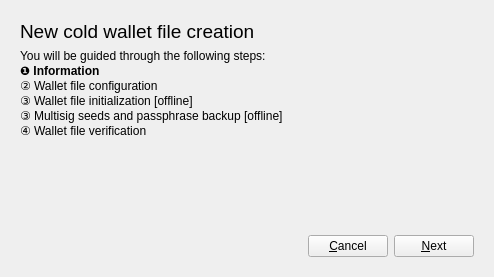
This is widgets/createwalletwizard.ui in joshirio/iota-cooler as Qt 5 draws it before an edit. The edited form follows.
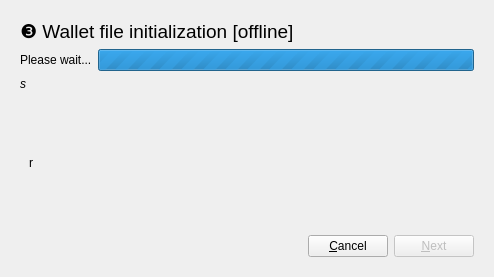
This is the edited form. The open tabs and pages were chosen to show the change.

Commit message: wallet offline init complete

The edit to the form file:
```diff
--- a/widgets/createwalletwizard.ui
+++ b/widgets/createwalletwizard.ui
@@ -367,6 +367,114 @@
        </item>
       </layout>
      </widget>
+     <widget class="QWidget" name="page_5">
+      <layout class="QVBoxLayout" name="verticalLayout_6">
+       <item>
+        <widget class="QLabel" name="label_11">
+         <property name="text">
+          <string>&lt;html&gt;&lt;head/&gt;&lt;body&gt;&lt;p&gt;&lt;span style=&quot; font-size:14pt;&quot;&gt;&amp;#10104; Wallet file initialization [offline]&lt;/span&gt;&lt;/p&gt;&lt;/body&gt;&lt;/html&gt;</string>
+         </property>
+        </widget>
+       </item>
+       <item>
+        <layout class="QHBoxLayout" name="horizontalLayout_6">
+         <item>
+          <widget class="QLabel" name="wInitProgressWaitLabel">
+           <property name="text">
+            <string>Please wait...</string>
+           </property>
+          </widget>
+         </item>
+         <item>
+          <widget class="QProgressBar" name="wInitProgressBar">
+           <property name="maximum">
+            <number>0</number>
+           </property>
+           <property name="value">
+            <number>-1</number>
+           </property>
+          </widget>
+         </item>
+        </layout>
+       </item>
+       <item>
+        <widget class="QLabel" name="wInitProgressStatusLabel">
+         <property name="styleSheet">
+          <string notr="true">font-style: italic;</string>
+         </property>
+         <property name="text">
+          <string>s</string>
+         </property>
+        </widget>
+       </item>
+       <item>
+        <widget class="QScrollArea" name="scrollArea">
+         <property name="frameShape">
+          <enum>QFrame::NoFrame</enum>
+         </property>
+         <property name="frameShadow">
+          <enum>QFrame::Sunken</enum>
+         </property>
+         <property name="widgetResizable">
+          <bool>true</bool>
+         </property>
+         <widget class="QWidget" name="scrollAreaWidgetContents">
+          <property name="geometry">
+           <rect>
+            <x>0</x>
+            <y>0</y>
+            <width>458</width>
+            <height>112</height>
+           </rect>
+          </property>
+          <layout class="QVBoxLayout" name="verticalLayout_7">
+           <item>
+            <widget class="QLabel" name="wInitProgressResultLabel">
+             <property name="text">
+              <string>r</string>
+             </property>
+            </widget>
+           </item>
+          </layout>
+         </widget>
+        </widget>
+       </item>
+       <item>
+        <layout class="QHBoxLayout" name="horizontalLayout_7">
+         <item>
+          <spacer name="horizontalSpacer_5">
+           <property name="orientation">
+            <enum>Qt::Horizontal</enum>
+           </property>
+           <property name="sizeHint" stdset="0">
+            <size>
+             <width>98</width>
+             <height>20</height>
+            </size>
+           </property>
+          </spacer>
+         </item>
+         <item>
+          <widget class="QPushButton" name="cancelOfflineWInitProgressButton">
+           <property name="text">
+            <string>&amp;Cancel</string>
+           </property>
+          </widget>
+         </item>
+         <item>
+          <widget class="QPushButton" name="nextWInitProgressButton">
+           <property name="enabled">
+            <bool>false</bool>
+           </property>
+           <property name="text">
+            <string>&amp;Next</string>
+           </property>
+          </widget>
+         </item>
+        </layout>
+       </item>
+      </layout>
+     </widget>
     </widget>
    </item>
   </layout>
```
The commit also changes 7 other files.
